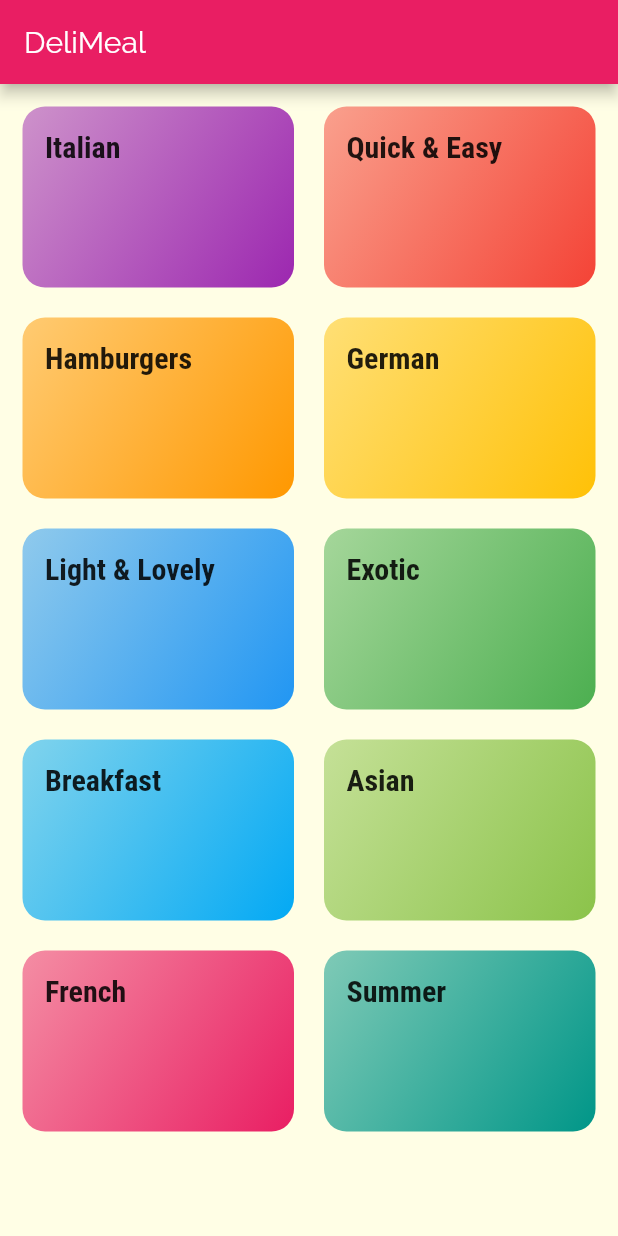
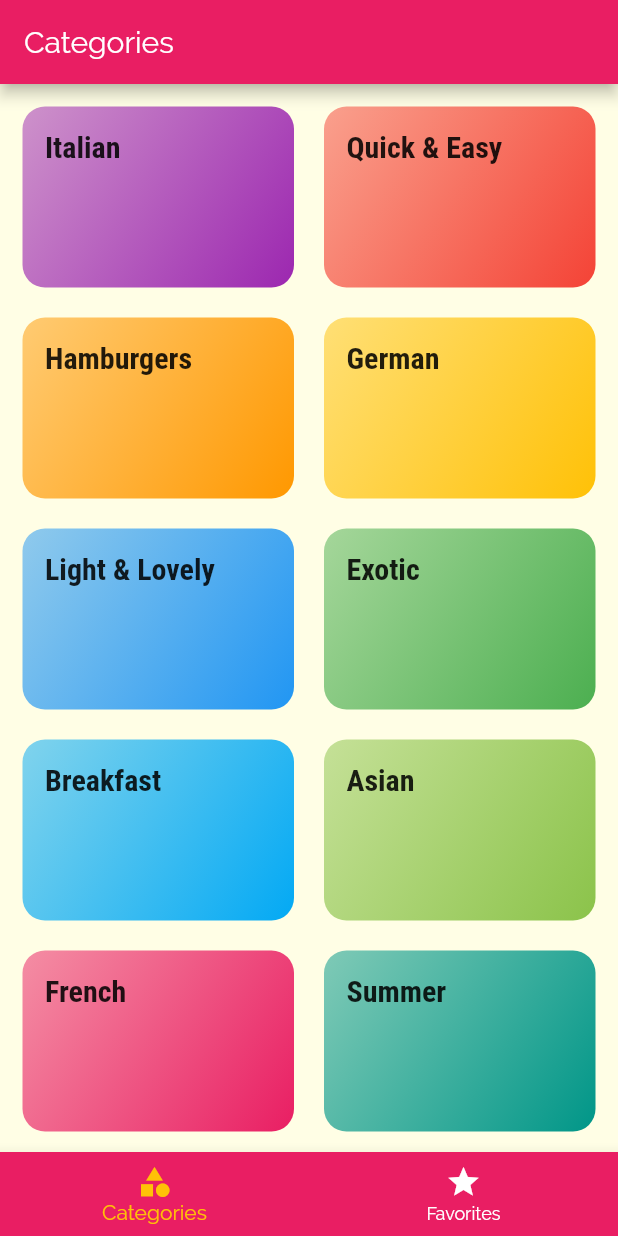
Before and after one commit to giacomoferlaino/flutter-meals-app, a Flutter app: the screen it shows after launch, on a phone screen of 412 x 824 dp. Run offline on Flutter 3.47's test engine with Material 2 defaults, Android fonts, the phone set to English and light mode, and no system bars.

```diff
--- a/lib/main.dart
+++ b/lib/main.dart
@@ -1,9 +1,9 @@
 import 'package:flutter/material.dart';
-import 'package:meals_app/pages/page_not_found.dart';
 
-import './pages/categories_page.dart';
 import './pages/category_meals_page.dart';
 import './pages/meal_detail_page.dart';
+import './pages/page_not_found.dart';
+import './pages/tabs_page.dart';
 
 void main() => runApp(MyApp());
 
@@ -29,7 +29,7 @@ class MyApp extends StatelessWidget {
       // home: CategoriesPage(),
       initialRoute: '/', // optional, the default is '/' anyway
       routes: {
-        '/': (context) => CategoriesPage(),
+        '/': (context) => TabsPage(),
         CategoryMealsPage.routeName: (context) => CategoryMealsPage(),
         MealDetailPage.routeName: (context) => MealDetailPage(),
       },
--- a/lib/pages/categories_page.dart
+++ b/lib/pages/categories_page.dart
@@ -6,11 +6,7 @@ import '../widgets/category_item.dart';
 class CategoriesPage extends StatelessWidget {
   @override
   Widget build(BuildContext context) {
-    return Scaffold(
-      appBar: AppBar(
-        title: const Text('DeliMeal'),
-      ),
-      body: GridView(
+    return GridView(
       padding: EdgeInsets.all(15),
       children: DUMMY_CATEGORIES
           .map((category) =>
@@ -22,7 +18,6 @@ class CategoriesPage extends StatelessWidget {
         crossAxisSpacing: 20,
         mainAxisSpacing: 20,
       ),
-      ),
     );
   }
 }
--- /dev/null
+++ b/lib/pages/favorites_page.dart
@@ -0,0 +1,10 @@
+import 'package:flutter/material.dart';
+
+class FavoritesPage extends StatelessWidget {
+  @override
+  Widget build(BuildContext context) {
+    return Center(
+      child: Text('The favorites'),
+    );
+  }
+}
--- /dev/null
+++ b/lib/pages/tabs_page.dart
@@ -0,0 +1,56 @@
+import 'package:flutter/material.dart';
+import 'package:meals_app/pages/favorites_page.dart';
+
+import '../pages/categories_page.dart';
+
+class TabsPage extends StatefulWidget {
+  @override
+  _TabsPageState createState() => _TabsPageState();
+}
+
+class _TabsPageState extends State<TabsPage> {
+  final List<Map<String, Object>> _pages = [
+    {
+      'page': CategoriesPage(),
+      'title': 'Categories',
+    },
+    {
+      'page': FavoritesPage(),
+      'title': 'Favorites',
+    },
+  ];
+  int _selectedPageIndex = 0;
+
+  void _selectPage(int index) {
+    setState(() {
+      _selectedPageIndex = index;
+    });
+  }
+
+  @override
+  Widget build(BuildContext context) {
+    return Scaffold(
+      appBar: AppBar(
+        title: Text(_pages[_selectedPageIndex]['title']),
+      ),
+      body: _pages[_selectedPageIndex]['page'],
+      bottomNavigationBar: BottomNavigationBar(
+        onTap: _selectPage,
+        selectedItemColor: Theme.of(context).accentColor,
+        unselectedItemColor: Colors.white,
+        currentIndex: _selectedPageIndex,
+        backgroundColor: Theme.of(context).primaryColor,
+        items: [
+          BottomNavigationBarItem(
+            icon: Icon(Icons.category),
+            title: Text('Categories'),
+          ),
+          BottomNavigationBarItem(
+            icon: Icon(Icons.star),
+            title: Text('Favorites'),
+          ),
+        ],
+      ),
+    );
+  }
+}
```
Lines whose indentation alone changed are shown as unchanged.
